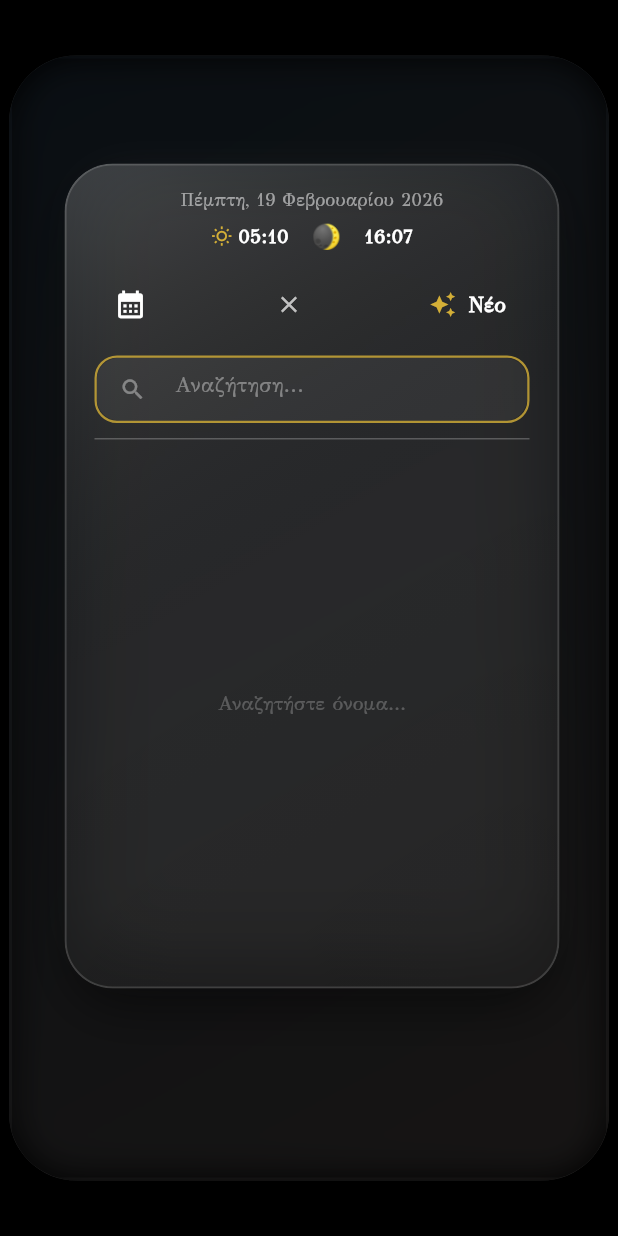
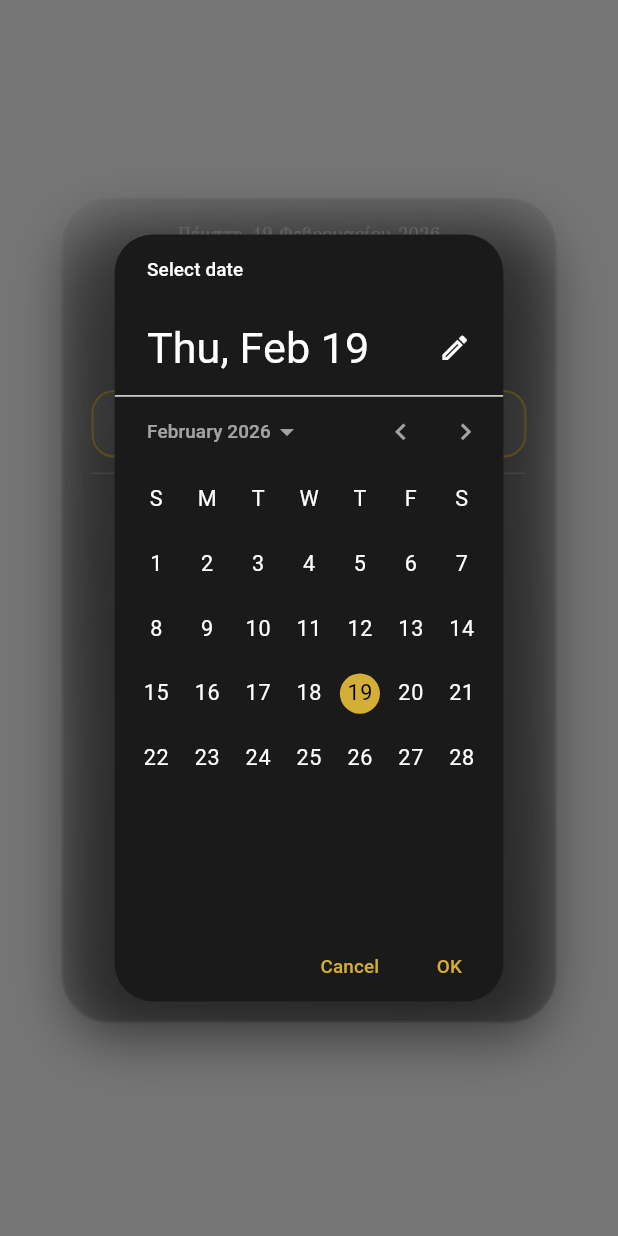
Before and after one commit to noustelos/glass_Widget_365, a Flutter app: the screen it shows after launch, after a tap on the "menu" icon, after a tap on the "grid view" icon, after a tap on the "calendar month" icon, on a phone screen of 412 x 824 dp. Run offline on Flutter 3.47's test engine with Material 3 defaults, Android fonts, the phone set to English and light mode, and no system bars.

Commit message:
feat: transparent UI for iframe, gold gradient divider and search ranking fix

```diff
--- a/lib/main.dart
+++ b/lib/main.dart
@@ -108,12 +108,14 @@ class _OrthodoxyHomePageState extends State<OrthodoxyHomePage> {
         if (normalizedQuery == official || nicknames.contains(normalizedQuery)) {
           if (saintName.contains(official)) {
             score += 1000;
+            if (official == "ΝΙΚΟΛΑΟΣ" && monthDay == "12-06") score += 100000;
+            if (official == "ΝΙΚΟΛΑΟΣ" && saintName.contains("ΜΥΡΩΝ")) score += 50000;
+            if (saintName.startsWith("ΑΓΙΟΣ $official") || saintName.startsWith("ΑΓΙΑ $official")) score += 3000;
             if (official == "ΜΑΡΙΑ") {
-              if (monthDay == "08-15") score += 2000;
-              if (monthDay == "11-21") score += 1500;
-              if (monthDay == "02-02") score += 500;
+              if (monthDay == "08-15") score += 20000;
+              if (monthDay == "11-21") score += 15000;
+              if (monthDay == "02-02") score += 5000;
             }
-            if (official == "ΝΙΚΟΛΑΟΣ" && monthDay == "12-06") score += 2000;
           }
         }
       });
@@ -126,6 +128,35 @@ class _OrthodoxyHomePageState extends State<OrthodoxyHomePage> {
     }
     scoredResults.sort((a, b) => (b['score'] as int).compareTo(a['score'] as int));
     setState(() { selectedResult = null; searchResultsList = scoredResults.map((e) => e['data']).toList(); });
+  }
+
+  Future<void> _selectDate(BuildContext context) async {
+    final DateTime? picked = await showDatePicker(
+      context: context,
+      initialDate: DateTime.now(),
+      firstDate: DateTime(2024),
+      lastDate: DateTime(2026, 12, 31),
+      builder: (context, child) {
+        return Theme(
+          data: ThemeData.dark().copyWith(
+            colorScheme: ColorScheme.dark(primary: primaryGold, onPrimary: Colors.black, surface: const Color(0xFF1A1A1A)),
+          ),
+          child: Center(
+            child: SizedBox(
+              width: 320,
+              child: Transform.scale(scale: 0.9, child: child!),
+            ),
+          ),
+        );
+      },
+    );
+    if (picked != null) {
+      final String dateStr = "${picked.year}-${picked.month.toString().padLeft(2, '0')}-${picked.day.toString().padLeft(2, '0')}";
+      final result = allYearData.firstWhere((item) => item['date'] == dateStr, orElse: () => null);
+      if (result != null) {
+        setState(() { selectedResult = Map.from(result); _searchController.clear(); searchResultsList = []; });
+      }
+    }
   }
 
   Future<void> loadDailyData() async {
@@ -168,28 +199,25 @@ class _OrthodoxyHomePageState extends State<OrthodoxyHomePage> {
     setState(() {
       _searchController.clear(); searchResultsList = [];
       selectedResult = Map.from(extraQuotesData[random.nextInt(extraQuotesData.length)]);
-      selectedResult!['type'] = 'quote';
     });
   }
 
   @override
   Widget build(BuildContext context) {
-    const double w = 330, h = 280, mockupW = 400, topPos = 70;
+    const double w = 330, h = 280;
     return Scaffold(
-      backgroundColor: Colors.black,
+      backgroundColor: Colors.transparent,
       body: Center(
-        child: Container(
-          width: mockupW, height: 750,
-          clipBehavior: Clip.antiAlias,
-          decoration: BoxDecoration(borderRadius: BorderRadius.circular(45), border: Border.all(color: Colors.white12, width: 2)),
+        child: SizedBox(
+          width: w, height: 600,
           child: Stack(
+            clipBehavior: Clip.none,
             children: [
-              Container(decoration: const BoxDecoration(gradient: LinearGradient(begin: Alignment.topLeft, end: Alignment.bottomRight, colors: [Color(0xFF101820), Color(0xFF262322)]))),
-              AnimatedPositioned(duration: const Duration(milliseconds: 500), top: topPos, left: (mockupW - w) / 2,
+              AnimatedPositioned(duration: const Duration(milliseconds: 500), top: 20, left: 0,
                 child: AnimatedOpacity(duration: const Duration(milliseconds: 500), opacity: isMacroDrawerOpen ? 0.0 : 1.0, child: IgnorePointer(ignoring: isMacroDrawerOpen, child: _buildMainCard(w, h)))),
-              Positioned(top: topPos + h + 15, left: (mockupW - w) / 2,
+              Positioned(top: 20 + h + 10, left: 0,
                 child: AnimatedOpacity(duration: const Duration(milliseconds: 300), opacity: (isMicroDrawerOpen && !isMacroDrawerOpen) ? 1.0 : 0.0, child: IgnorePointer(ignoring: !isMicroDrawerOpen || isMacroDrawerOpen, child: _buildMicroDrawer(w)))),
-              _buildMacroDrawerIntegrated(w, mockupW, topPos),
+              _buildMacroDrawerIntegrated(w, 20),
             ],
           ),
         ),
@@ -227,12 +255,13 @@ class _OrthodoxyHomePageState extends State<OrthodoxyHomePage> {
     ]));
   }
 
-  Widget _buildMacroDrawerIntegrated(double w, double mockupW, double top) {
+  Widget _buildMacroDrawerIntegrated(double w, double topPos) {
     return Stack(children: [
-      if (isMacroDrawerOpen) Positioned.fill(child: GestureDetector(onTap: () => setState(() => isMacroDrawerOpen = false), child: BackdropFilter(filter: ImageFilter.blur(sigmaX: 12, sigmaY: 12), child: Container(color: Colors.black.withOpacity(0.4))))),
-      AnimatedPositioned(duration: const Duration(milliseconds: 600), curve: Curves.easeOutQuart, top: top, left: (mockupW - w) / 2,
+      if (isMacroDrawerOpen)
+        Positioned.fill(child: GestureDetector(onTap: () => setState(() => isMacroDrawerOpen = false), child: BackdropFilter(filter: ImageFilter.blur(sigmaX: 12, sigmaY: 12), child: Container(color: Colors.transparent)))),
+      AnimatedPositioned(duration: const Duration(milliseconds: 600), curve: Curves.easeOutQuart, top: topPos, left: 0,
         child: IgnorePointer(ignoring: !isMacroDrawerOpen, child: AnimatedOpacity(duration: const Duration(milliseconds: 400), opacity: isMacroDrawerOpen ? 1.0 : 0.0,
-          child: GlassWidget(width: w, height: isMacroDrawerOpen ? 550 : 280, radius: 32, child: Column(children: [
+          child: GlassWidget(width: w, height: 550, radius: 32, child: Column(children: [
             Text(formattedDate, style: const TextStyle(color: Colors.white54, fontSize: 12)),
             const SizedBox(height: 5),
             Row(mainAxisAlignment: MainAxisAlignment.center, children: [
@@ -243,7 +272,7 @@ class _OrthodoxyHomePageState extends State<OrthodoxyHomePage> {
             ]),
             const SizedBox(height: 10),
             Row(mainAxisAlignment: MainAxisAlignment.spaceBetween, children: [
-              IconButton(icon: const Icon(Icons.calendar_month, color: Colors.white, size: 22), onPressed: () {}),
+              IconButton(icon: const Icon(Icons.calendar_month, color: Colors.white, size: 22), onPressed: () => _selectDate(context)),
               IconButton(icon: const Icon(Icons.close, color: Colors.white70, size: 18), onPressed: () => setState(() => isMacroDrawerOpen = false)),
               TextButton.icon(onPressed: _getNewRandomQuote, icon: Icon(Icons.auto_awesome, color: primaryGold, size: 18), label: const Text("Νέο", style: TextStyle(color: Colors.white, fontSize: 14, fontWeight: FontWeight.bold))),
             ]),
@@ -252,6 +281,39 @@ class _OrthodoxyHomePageState extends State<OrthodoxyHomePage> {
                 decoration: InputDecoration(hintText: "Αναζήτηση...", hintStyle: const TextStyle(color: Colors.white38), prefixIcon: const Icon(Icons.search, color: Colors.white38, size: 18), filled: true, fillColor: Colors.white.withOpacity(0.05), border: OutlineInputBorder(borderRadius: BorderRadius.circular(15), borderSide: BorderSide.none)))),
             const Divider(color: Colors.white24, height: 1),
             Expanded(child: (selectedResult == null && searchResultsList.isEmpty) ? const Center(child: Text("Αναζητήστε όνομα...", style: TextStyle(color: Colors.white24, fontSize: 13))) : (selectedResult != null) ? _buildSelectionView() : _buildSearchResultsList()),
+
+            // --- CUSTOM GOLD LINE & LIVE SITE LINK ---
+            Column(
+              children: [
+                // H2::AFTER GRADIENT LINE REPLICA
+                Container(
+                  width: 80,
+                  height: 2,
+                  margin: const EdgeInsets.only(top: 15, bottom: 5),
+                  decoration: BoxDecoration(
+                    gradient: LinearGradient(
+                      colors: [
+                        Colors.transparent,
+                        const Color(0xFFC5A059).withOpacity(0.8), // Το χρυσό σου χρώμα
+                        Colors.transparent,
+                      ],
+                    ),
+                  ),
+                ),
+                TextButton(
+                  onPressed: () => _launchURL("https://365orthodoxy.com"),
+                  child: Text(
+                    "365orthodoxy.com",
+                    style: TextStyle(
+                      color: const Color(0xFFC5A059).withOpacity(0.7),
+                      fontSize: 12,
+                      letterSpacing: 1.1,
+                    ),
+                  ),
+                ),
+                const SizedBox(height: 5),
+              ],
+            ),
           ]))))),
     ]);
   }
@@ -264,7 +326,7 @@ class _OrthodoxyHomePageState extends State<OrthodoxyHomePage> {
         return ListTile(dense: true, title: Column(crossAxisAlignment: CrossAxisAlignment.start, children: [
           SelectableText(item['display_date'], style: TextStyle(color: primaryGold.withOpacity(0.8), fontSize: 11, fontWeight: FontWeight.bold)),
           Text(item['saint'], style: const TextStyle(color: Colors.white, fontSize: 16)),
-        ]), onTap: () => setState(() { selectedResult = Map.from(item); selectedResult!['type'] = 'saint'; }));
+        ]), onTap: () => setState(() { selectedResult = Map.from(item); }));
       });
   }
 
@@ -273,14 +335,14 @@ class _OrthodoxyHomePageState extends State<OrthodoxyHomePage> {
       SelectableText(selectedResult!['display_date'] ?? "", textAlign: TextAlign.center, style: TextStyle(color: primaryGold, fontSize: 12, fontWeight: FontWeight.bold)),
       Text(selectedResult!['saint'] ?? "", textAlign: TextAlign.center, style: const TextStyle(color: Colors.white, fontWeight: FontWeight.bold, fontSize: 19)),
       Padding(padding: const EdgeInsets.symmetric(vertical: 12, horizontal: 5), child: Text(showModernSearch ? (selectedResult!['translation'] ?? "") : (selectedResult!['quote'] ?? ""), textAlign: TextAlign.center, style: TextStyle(color: lightGold, fontStyle: FontStyle.italic, fontSize: 20, height: 1.25))),
-      _buildCustomSwitch(showModernSearch, (v) => setState(() => showModernSearch = v), withGlobe: true),
+      _buildCustomSwitch(showModernSearch, (v) => setState(() => showModernSearch = v), withGlobe: true, withBorder: true),
     ]));
   }
 
-  Widget _buildCustomSwitch(bool value, Function(bool) onChanged, {bool withGlobe = false}) {
+  Widget _buildCustomSwitch(bool value, Function(bool) onChanged, {bool withGlobe = false, bool withBorder = false}) {
     return Row(mainAxisSize: MainAxisSize.min, mainAxisAlignment: MainAxisAlignment.center, children: [
       if (withGlobe) const Padding(padding: const EdgeInsets.only(right: 12), child: Icon(Icons.public, color: Colors.white54, size: 20)),
-      GestureDetector(onTap: () => onChanged(!value), child: Container(width: 52, height: 28, padding: const EdgeInsets.all(3), decoration: BoxDecoration(borderRadius: BorderRadius.circular(20), border: Border.all(color: Colors.white30, width: 1.5), color: value ? Colors.white.withOpacity(0.15) : Colors.black38),
+      GestureDetector(onTap: () => onChanged(!value), child: Container(width: 52, height: 28, padding: const EdgeInsets.all(3), decoration: BoxDecoration(borderRadius: BorderRadius.circular(20), border: Border.all(color: withBorder ? primaryGold.withOpacity(0.6) : Colors.white30, width: 1.5), color: value ? Colors.white.withOpacity(0.15) : Colors.black38),
         child: AnimatedAlign(duration: const Duration(milliseconds: 250), curve: Curves.easeInOut, alignment: value ? Alignment.centerRight : Alignment.centerLeft,
           child: Container(width: 20, height: 20, decoration: BoxDecoration(shape: BoxShape.circle, color: Colors.white, boxShadow: [BoxShadow(color: Colors.black.withOpacity(0.5), blurRadius: 4, offset: const Offset(0, 2))]))))),
     ]);
```
Also changed, not shown: 1 other file.
